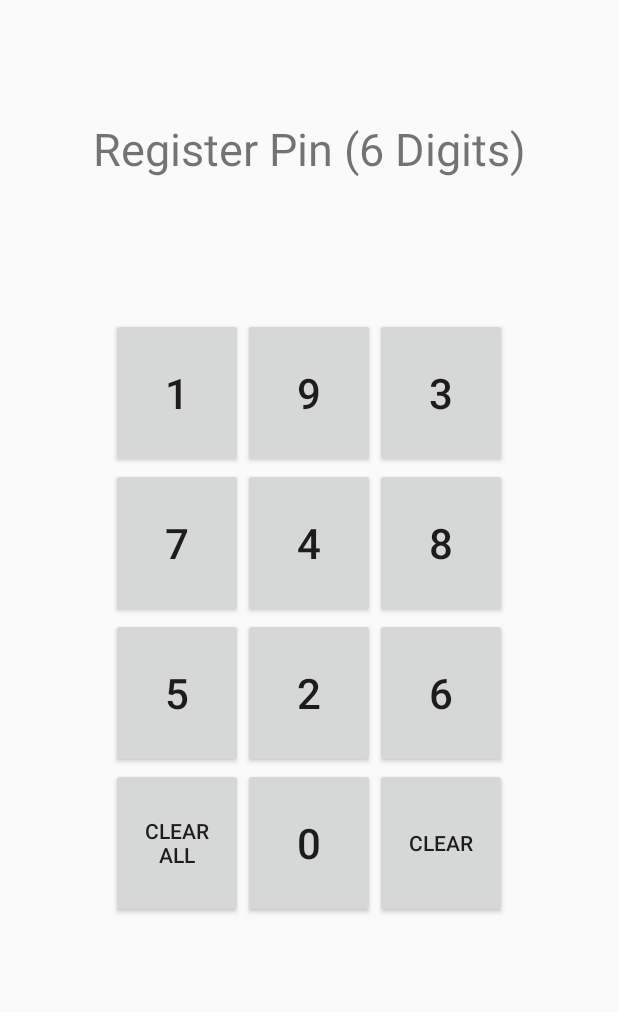
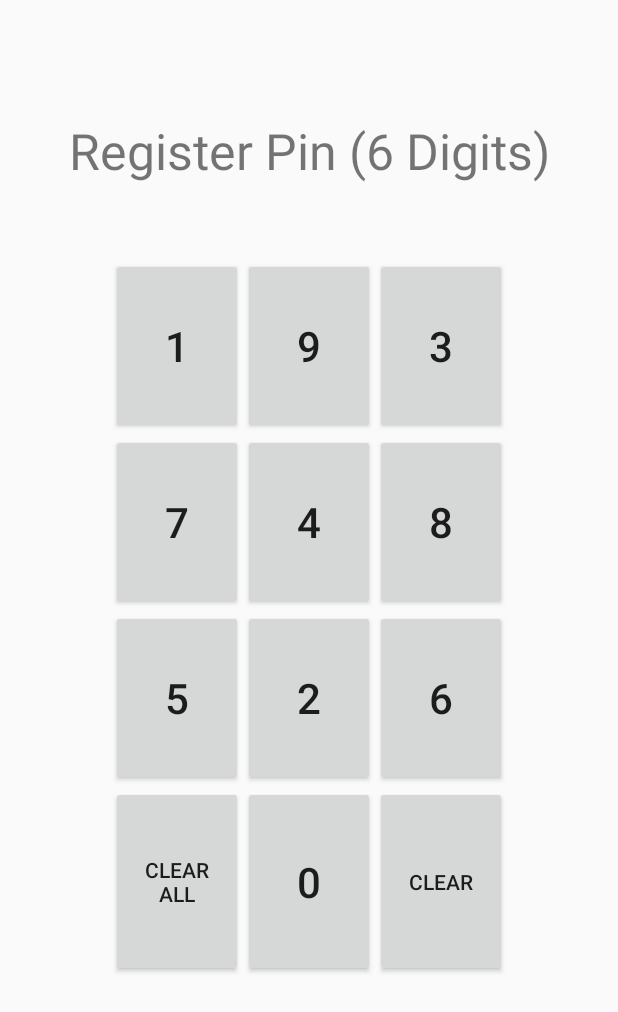
Before and after one commit to wchoiac/DIP1, an Android app: the screen it shows after launch (MainActivity), on a phone screen of 412 x 824 dp. Shown: the top 1012 px of the screen. Run offline under Robolectric (Android 15) with nearby library versions, the phone set to English and light mode, and no system bars.

Commit message:
bug-fixed

```diff
--- a/UserApp/app/build.gradle
+++ b/UserApp/app/build.gradle
@@ -33,8 +33,9 @@ dependencies {
     testImplementation 'junit:junit:4.12'
     androidTestImplementation 'com.android.support.test:runner:1.0.2'
     androidTestImplementation 'com.android.support.test.espresso:espresso-core:3.0.2'
-    implementation group: 'org.bouncycastle', name: 'bcprov-jdk15on', version: '1.60'
-    implementation group: 'org.bouncycastle', name: 'bcpkix-jdk15on', version: '1.60'
+    implementation group: 'com.madgag.spongycastle', name: 'prov', version: '1.58.0.0'
+    implementation group: 'com.madgag.spongycastle', name: 'pkix', version: '1.54.0.0'
+    implementation group: 'com.madgag.spongycastle', name: 'core', version: '1.58.0.0'
     implementation group: 'com.google.zxing', name: 'core', version: '3.3.3'
     implementation group: 'com.journeyapps', name: 'zxing-android-embedded', version: '3.6.0'
     implementation group: 'org.apache.commons', name: 'commons-lang3', version: '3.8.1'
--- a/UserApp/app/src/main/java/xyz/medirec/medirec/Helper.kt
+++ b/UserApp/app/src/main/java/xyz/medirec/medirec/Helper.kt
@@ -8,8 +8,8 @@ import android.widget.ImageView
 import com.google.zxing.BarcodeFormat
 import com.google.zxing.common.BitMatrix
 import com.google.zxing.qrcode.QRCodeWriter
-import org.bouncycastle.jce.provider.BouncyCastleProvider
-import org.bouncycastle.util.encoders.Hex
+import org.spongycastle.jce.provider.BouncyCastleProvider
+import org.spongycastle.util.encoders.Hex
 import java.io.*
 import java.security.MessageDigest
 import java.security.*
@@ -19,12 +19,12 @@ import javax.crypto.spec.PBEKeySpec
 import javax.crypto.SecretKey
 import javax.crypto.SecretKeyFactory
 import java.security.PrivateKey
-import org.bouncycastle.crypto.digests.SHA256Digest
-import org.bouncycastle.crypto.params.ECDomainParameters
-import org.bouncycastle.crypto.params.ECPrivateKeyParameters
-import org.bouncycastle.crypto.signers.ECDSASigner
-import org.bouncycastle.crypto.signers.HMacDSAKCalculator
-import org.bouncycastle.jce.ECNamedCurveTable
+import org.spongycastle.crypto.digests.SHA256Digest
+import org.spongycastle.crypto.params.ECDomainParameters
+import org.spongycastle.crypto.params.ECPrivateKeyParameters
+import org.spongycastle.crypto.signers.ECDSASigner
+import org.spongycastle.crypto.signers.HMacDSAKCalculator
+import org.spongycastle.jce.ECNamedCurveTable
 import java.security.interfaces.ECPrivateKey
 import java.security.spec.ECGenParameterSpec
 import javax.crypto.spec.IvParameterSpec
@@ -33,7 +33,7 @@ import javax.crypto.spec.IvParameterSpec
 object Helper {
 
     init {
-        Security.addProvider(BouncyCastleProvider())
+        Security.insertProviderAt(BouncyCastleProvider(), 1)
     }
 
     fun serialize(any: Any): ByteArray {
@@ -63,8 +63,8 @@ object Helper {
         return Base64.decode(base64String, Base64.NO_WRAP)
     }
 
-    fun generateKeyPair(algorithm: String, provider: String = "BC"): KeyPair {
-        val keyGen = KeyPairGenerator.getInstance(algorithm, provider)
+    fun generateKeyPair(algorithm: String): KeyPair {
+        val keyGen = KeyPairGenerator.getInstance(algorithm)
         val keySize = if(algorithm == "ECDSA" || algorithm == "EC") 256 else 2048
         if(algorithm == "EC")
             keyGen.initialize(ECGenParameterSpec("secp256k1"))
@@ -123,14 +123,14 @@ object Helper {
         return bitmap
     }
 
-    fun generateSecretKey(password: CharArray, salt: ByteArray, provider: String = "BC"): SecretKey {
-        val keyFact = SecretKeyFactory.getInstance("PBKDF2WithHmacSHA256", provider)
-        val hmacKey = keyFact.generateSecret(PBEKeySpec(password, salt, 16384, 256))
+    fun generateSecretKey(password: CharArray, salt: ByteArray): SecretKey {
+        val keyFact = SecretKeyFactory.getInstance("PBKDF2WithHmacSHA256")
+        val hmacKey = keyFact.generateSecret(PBEKeySpec(password, salt, 1024, 256))
         return SecretKeySpec(hmacKey.encoded, "AES")
     }
 
-    private fun getHash(bytes: ByteArray, provider: String = "BC"): String {
-        return byteToHex(MessageDigest.getInstance("SHA-256", provider).digest(bytes))
+    private fun getHash(bytes: ByteArray): String {
+        return byteToHex(MessageDigest.getInstance("SHA256").digest(bytes))
     }
 
     private fun byteToHex(byteArray: ByteArray): String {
@@ -147,8 +147,8 @@ object Helper {
         return b
     }
 
-    fun getHash(string: String, provider: String = "BC"): String {
-        return getHash(string.toByteArray(), provider)
+    fun getHash(string: String): String {
+        return getHash(string.toByteArray())
     }
 
     fun createECDSASignatureWithContent(signerPrivateKey: ECPrivateKey, content: ByteArray): ByteArray {
--- a/UserApp/app/src/main/java/xyz/medirec/medirec/MainActivity.kt
+++ b/UserApp/app/src/main/java/xyz/medirec/medirec/MainActivity.kt
@@ -53,11 +53,12 @@ class MainActivity : AppCompatActivity() {
 
         blankButton1.setOnClickListener {
             pinNumber.clear()
-            register_header.text = getString(R.string.PIN)
+            updateStar()
         }
 
         blankButton2.setOnClickListener {
-            pinNumber.removeAt(pinNumber.size - 1)
+            if(pinNumber.isNotEmpty())
+                pinNumber.removeAt(pinNumber.size - 1)
             updateStar()
         }
     }
--- a/UserApp/app/src/main/java/xyz/medirec/medirec/ScanQrActivity.kt
+++ b/UserApp/app/src/main/java/xyz/medirec/medirec/ScanQrActivity.kt
@@ -72,6 +72,10 @@ class ScanQrActivity : AppCompatActivity() {
         }
     }
 
+    override fun onBackPressed() {
+        goToMenu()
+    }
+
     private fun goToMenu() {
         startActivity(Intent(this, MenuActivity::class.java))
     }
--- a/UserApp/app/src/main/java/xyz/medirec/medirec/ViewQrActivity.kt
+++ b/UserApp/app/src/main/java/xyz/medirec/medirec/ViewQrActivity.kt
@@ -20,6 +20,10 @@ class ViewQrActivity : AppCompatActivity() {
         }
     }
 
+    override fun onBackPressed() {
+        goToMenu()
+    }
+
     private fun createQRcode(keyPair: KeyPair, timeList: LongArray, randomString: String) {
         val secretKeyList = mutableListOf<ByteArray>()
         timeList.forEach { secretKeyList.add(Helper.getAESKey(keyPair.private, it.toString(), randomString).encoded) }
--- a/UserApp/app/src/main/res/layout/activity_main.xml
+++ b/UserApp/app/src/main/res/layout/activity_main.xml
@@ -9,92 +9,47 @@
         tools:showIn="@layout/activity_main"
         tools:context=".MainActivity" android:layout_gravity="center">
 
-    <TextView
-            android:text="@string/main_header"
-            android:layout_width="wrap_content"
-            android:layout_height="wrap_content" android:id="@+id/register_header"
-            app:layout_constraintStart_toStartOf="parent" app:layout_constraintHorizontal_bias="0.5"
-            app:layout_constraintEnd_toEndOf="parent" android:gravity="center"
-            android:textSize="30sp" app:layout_constraintTop_toTopOf="parent"
-            app:layout_constraintBottom_toBottomOf="parent" app:layout_constraintVertical_bias="0.1"/>
+    <TextView android:text="@string/main_header" android:id="@+id/register_header" android:textSize="15pt"
+              android:layout_width="wrap_content" android:layout_height="wrap_content"
+              app:layout_constraintStart_toStartOf="parent" app:layout_constraintEnd_toEndOf="parent"
+              app:layout_constraintTop_toTopOf="parent" app:layout_constraintBottom_toBottomOf="parent"
+              app:layout_constraintVertical_bias="0.1"/>
 
-    <TableLayout
-            android:layout_width="wrap_content"
-            app:layout_constraintTop_toTopOf="parent" app:layout_constraintBottom_toBottomOf="parent"
-            app:layout_constraintStart_toStartOf="parent" app:layout_constraintHorizontal_bias="0.5"
-            app:layout_constraintEnd_toEndOf="parent" android:gravity="center" android:weightSum="10"
-            android:layout_height="0dp" android:id="@+id/tableLayout2">
-
-        <TableRow android:layout_width="match_parent" android:gravity="center" android:layout_height="wrap_content">
-            <Button
-                    android:text="@string/button"
-                    android:id="@+id/button1"
-                    style="?android:attr/buttonStyle"
-                    android:layout_width="match_parent" android:layout_weight="1" android:layout_height="100sp"/>
-            <Button
-                    android:text="@string/button"
-                    android:id="@+id/button2"
-                    style="?android:attr/buttonStyle"
-                    android:layout_width="match_parent" android:layout_weight="1" android:layout_height="100sp"/>
-            <Button
-                    android:text="@string/button"
-                    tools:layout_editor_absoluteY="159dp"
-                    tools:layout_editor_absoluteX="52dp" android:id="@+id/button3"
-                    style="?android:attr/buttonStyle"
-                    android:layout_width="match_parent" android:layout_weight="1" android:layout_height="100sp"/>
+    <TableLayout app:layout_constraintTop_toTopOf="parent" app:layout_constraintBottom_toBottomOf="parent"
+                 app:layout_constraintStart_toStartOf="parent" app:layout_constraintEnd_toEndOf="parent"
+                 android:layout_width="wrap_content" android:layout_height="match_parent" android:weightSum="10"
+                 android:gravity="center" app:layout_constraintVertical_bias="0.55">
+        <TableRow android:minHeight="60dp" android:layout_weight="1">
+            <Button android:text="@string/button" android:id="@+id/button1" style="?android:attr/buttonStyle"
+                    android:layout_width="match_parent" android:layout_height="match_parent"/>
+            <Button android:text="@string/button" android:id="@+id/button2" style="?android:attr/buttonStyle"
+                    android:layout_width="match_parent" android:layout_height="match_parent"/>
+            <Button android:text="@string/button" android:id="@+id/button3" style="?android:attr/buttonStyle"
+                    android:layout_width="match_parent" android:layout_height="match_parent"/>
         </TableRow>
-        <TableRow android:layout_width="match_parent" android:gravity="center" android:layout_height="wrap_content">
-            <Button
-                    android:text="@string/button"
-                    android:id="@+id/button4"
-                    style="?android:attr/buttonStyle"
-                    android:layout_width="match_parent" android:layout_weight="1" android:layout_height="100sp"/>
-            <Button
-                    android:text="@string/button"
-                    android:id="@+id/button5"
-                    style="?android:attr/buttonStyle"
-                    android:layout_width="match_parent" android:layout_weight="1" android:layout_height="100sp"/>
-            <Button
-                    android:text="@string/button"
-                    tools:layout_editor_absoluteY="159dp"
-                    tools:layout_editor_absoluteX="147dp" android:id="@+id/button6"
-                    style="?android:attr/buttonStyle"
-                    android:layout_width="match_parent" android:layout_weight="1" android:layout_height="100sp"/>
+        <TableRow android:minHeight="60dp" android:layout_weight="1">
+            <Button android:text="@string/button" android:id="@+id/button4" style="?android:attr/buttonStyle"
+                    android:layout_width="match_parent" android:layout_height="match_parent"/>
+            <Button android:text="@string/button" android:id="@+id/button5" style="?android:attr/buttonStyle"
+                    android:layout_width="match_parent" android:layout_height="match_parent"/>
+            <Button android:text="@string/button" android:id="@+id/button6" style="?android:attr/buttonStyle"
+                    android:layout_width="match_parent" android:layout_height="match_parent"/>
         </TableRow>
-        <TableRow android:layout_width="match_parent" android:gravity="center" android:layout_height="wrap_content">
-            <Button
-                    android:text="@string/button"
-                    android:id="@+id/button7"
-                    style="?android:attr/buttonStyle"
-                    android:layout_width="match_parent" android:layout_weight="1" android:layout_height="100sp"/>
-            <Button
-                    android:text="@string/button"
-                    android:id="@+id/button8"
-                    style="?android:attr/buttonStyle"
-                    android:layout_width="match_parent" android:layout_weight="1" android:layout_height="100sp"/>
-            <Button
-                    android:text="@string/button"
-                    android:id="@+id/button9"
-                    style="?android:attr/buttonStyle"
-                    android:layout_width="match_parent" android:layout_weight="1" android:layout_height="100sp"/>
+        <TableRow android:minHeight="60dp" android:layout_weight="1">
+            <Button android:text="@string/button" android:id="@+id/button7" style="?android:attr/buttonStyle"
+                    android:layout_width="match_parent" android:layout_height="match_parent"/>
+            <Button android:text="@string/button" android:id="@+id/button8" style="?android:attr/buttonStyle"
+                    android:layout_width="match_parent" android:layout_height="match_parent"/>
+            <Button android:text="@string/button" android:id="@+id/button9" style="?android:attr/buttonStyle"
+                    android:layout_width="match_parent" android:layout_height="match_parent"/>
         </TableRow>
-        <TableRow android:layout_width="match_parent" android:gravity="center" android:layout_height="wrap_content">
-            <Button
-                    android:id="@+id/blankButton1"
-                    style="?android:attr/buttonStyle" android:text="@string/clearAll"
-                    android:layout_width="match_parent" android:layout_weight="1" android:layout_height="100sp"
-                    android:longClickable="false" android:linksClickable="false" android:clickable="false"/>
-            <Button
-                    android:text="@string/button"
-                    android:id="@+id/button0"
-                    style="?android:attr/buttonStyle"
-                    android:layout_width="match_parent" android:layout_weight="1" android:layout_height="100sp"
-            />
-            <Button
-                    android:id="@+id/blankButton2"
-                    style="?android:attr/buttonStyle" android:text="@string/clear"
-                    android:layout_width="match_parent" android:layout_weight="1" android:layout_height="100sp"
-                    android:longClickable="false"/>
+        <TableRow android:minHeight="60dp" android:layout_weight="1">
+            <Button android:text="@string/clearAll" android:id="@+id/blankButton1" style="?android:attr/buttonStyle"
+                    android:layout_width="match_parent" android:layout_height="match_parent"/>
+            <Button android:text="@string/button" android:id="@+id/button0" style="?android:attr/buttonStyle"
+                    android:layout_width="match_parent" android:layout_height="match_parent"/>
+            <Button android:text="@string/clear" android:id="@+id/blankButton2" style="?android:attr/buttonStyle"
+                    android:layout_width="match_parent" android:layout_height="match_parent"/>
         </TableRow>
     </TableLayout>
 </android.support.constraint.ConstraintLayout>
```
Also changed, not shown: UserApp/app/src/main/AndroidManifest.xml (+14 -0 lines).
